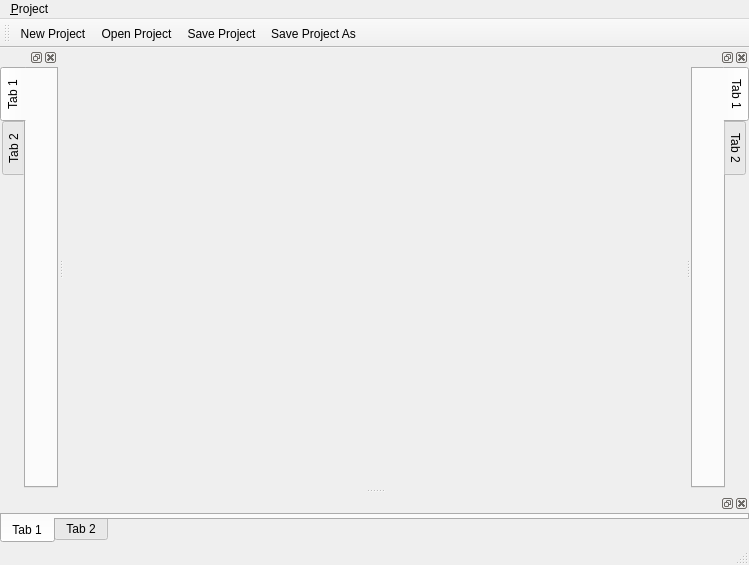
First picture: the form in branches/split/grafity/ui/forms/mdi.ui, repository BackupTheBerlios/grafity-svn, before the edit.
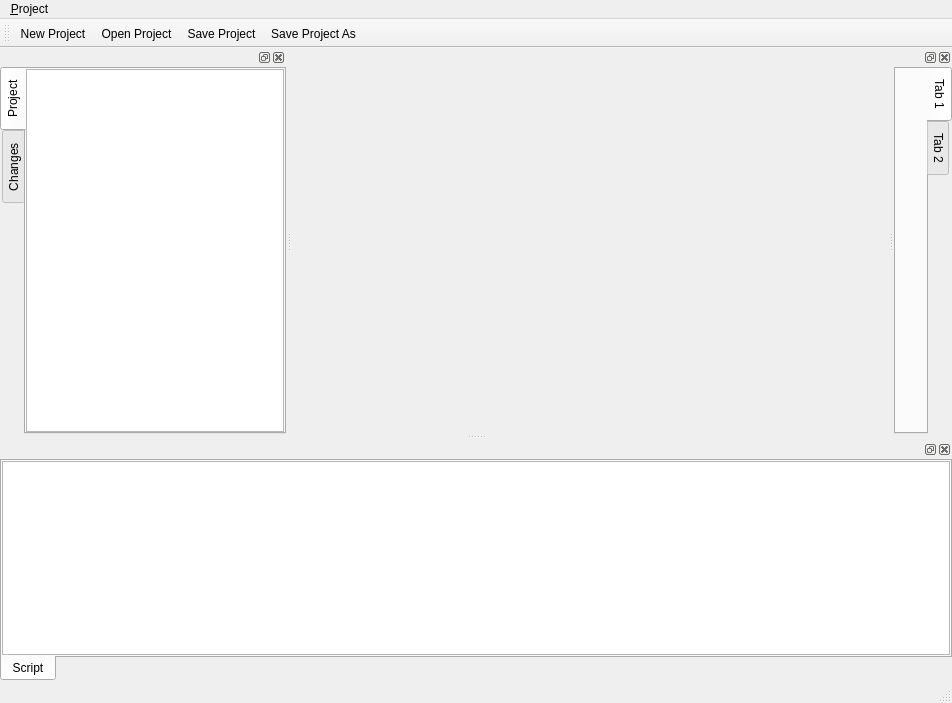
Second picture: the form after the edit. Icons and pictures are not drawn.

```diff
--- a/branches/split/grafity/ui/forms/mdi.ui
+++ b/branches/split/grafity/ui/forms/mdi.ui
@@ -8,8 +8,8 @@
    <rect>
     <x>0</x>
     <y>0</y>
-    <width>749</width>
-    <height>565</height>
+    <width>952</width>
+    <height>703</height>
    </rect>
   </property>
   <property name="windowTitle" >
@@ -21,7 +21,7 @@
     <rect>
      <x>0</x>
      <y>0</y>
-     <width>749</width>
+     <width>952</width>
      <height>31</height>
     </rect>
    </property>
@@ -40,8 +40,8 @@
    <property name="geometry" >
     <rect>
      <x>0</x>
-     <y>541</y>
-     <width>749</width>
+     <y>679</y>
+     <width>952</width>
      <height>24</height>
     </rect>
    </property>
@@ -68,13 +68,22 @@
        </property>
        <widget class="QWidget" name="tab_5" >
         <attribute name="title" >
-         <string>Tab 1</string>
+         <string>Script</string>
         </attribute>
-       </widget>
-       <widget class="QWidget" name="tab_6" >
-        <attribute name="title" >
-         <string>Tab 2</string>
+        <attribute name="icon" >
+         <iconset resource="grafity.qrc" >:/images/general/script.png</iconset>
         </attribute>
+        <layout class="QHBoxLayout" >
+         <property name="margin" >
+          <number>0</number>
+         </property>
+         <property name="spacing" >
+          <number>0</number>
+         </property>
+         <item>
+          <widget class="QTextEdit" name="textEdit" />
+         </item>
+        </layout>
        </widget>
       </widget>
      </item>
@@ -112,12 +121,26 @@
        </property>
        <widget class="QWidget" name="tab" >
         <attribute name="title" >
-         <string>Tab 1</string>
+         <string>Project</string>
         </attribute>
+        <attribute name="icon" >
+         <iconset resource="grafity.qrc" >:/images/general/navigator.png</iconset>
+        </attribute>
+        <layout class="QHBoxLayout" >
+         <property name="margin" >
+          <number>0</number>
+         </property>
+         <property name="spacing" >
+          <number>0</number>
+         </property>
+         <item>
+          <widget class="QTreeView" name="treeView" />
+         </item>
+        </layout>
        </widget>
        <widget class="QWidget" name="tab_2" >
         <attribute name="title" >
-         <string>Tab 2</string>
+         <string>Changes</string>
         </attribute>
        </widget>
       </widget>
```
Left out of the diff: 23 changed lines with no effect on the pictures.
